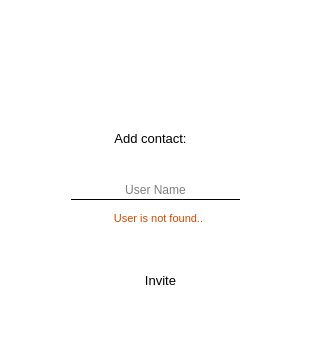
The window that Client/findcontacts.ui (a-mkrv/Chat) describes before a commit, drawn with Qt 5.
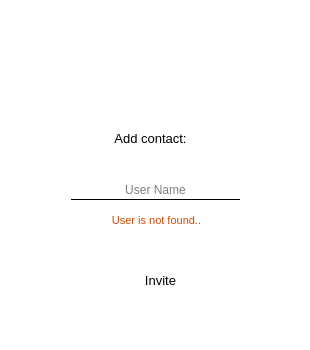
The same window after the commit. Icons and pictures are not drawn.

Patch:
```diff
--- a/Client/findcontacts.ui
+++ b/Client/findcontacts.ui
@@ -59,10 +59,10 @@
   <widget class="QLabel" name="error_lay">
    <property name="geometry">
     <rect>
-     <x>106</x>
+     <x>76</x>
      <y>210</y>
-     <width>105</width>
-     <height>16</height>
+     <width>161</width>
+     <height>20</height>
     </rect>
    </property>
    <property name="font">
```
